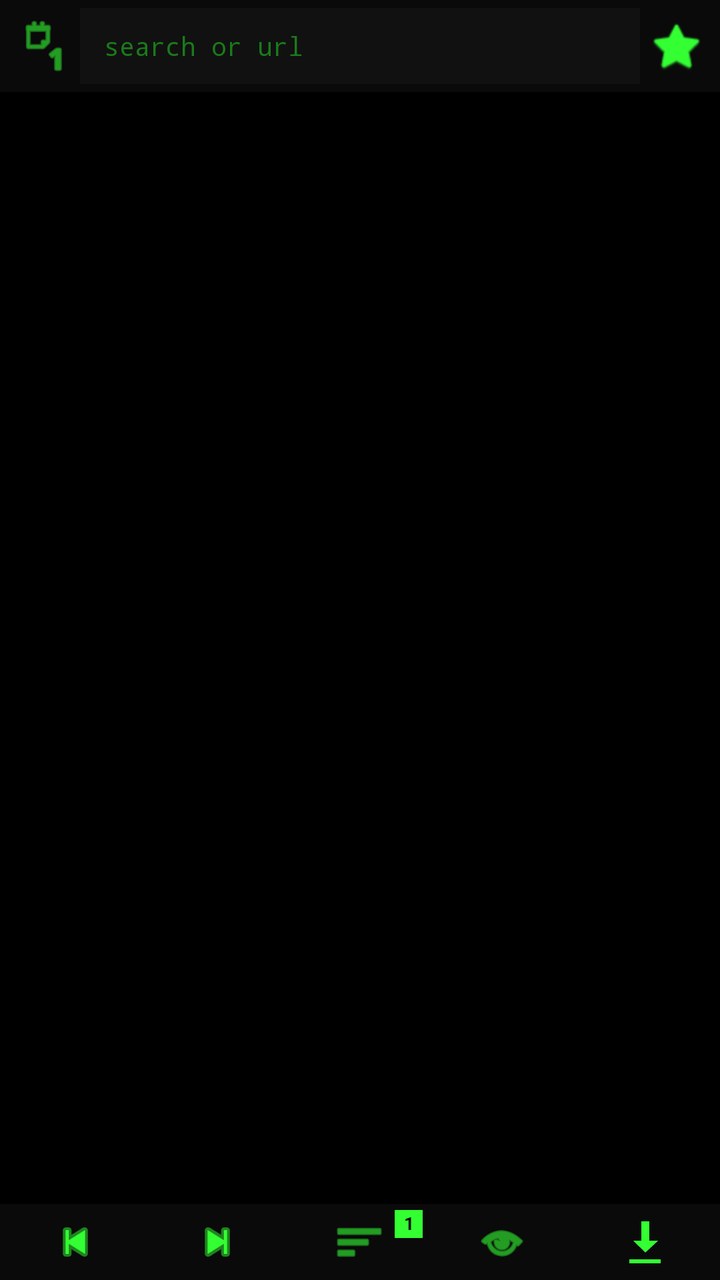
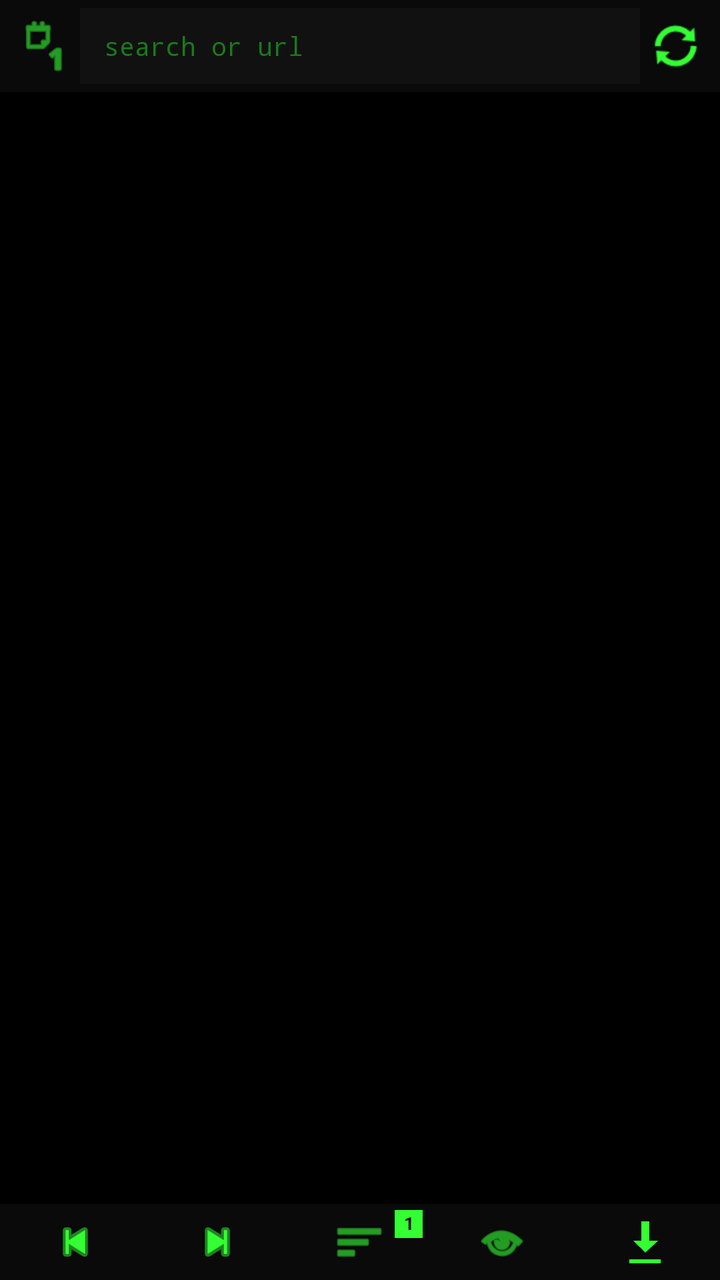

Screens rendered from an Android XML layout before and after an edit, with the pre-edit source and the edit as a unified diff.
<!-- AndroidManifest.xml: activity theme Theme.Transparent -->
<!-- res/layout/activity_aura_browser.xml -->
<?xml version="1.0" encoding="utf-8"?>
<LinearLayout xmlns:android="http://schemas.android.com/apk/res/android"
    xmlns:app="http://schemas.android.com/apk/res-auto"
    android:layout_width="match_parent"
    android:layout_height="match_parent"
    android:orientation="vertical"
    android:background="#FF000000">

    <LinearLayout
        android:id="@+id/aura_top_bar"
        android:layout_width="match_parent"
        android:layout_height="wrap_content"
        android:orientation="horizontal"
        android:paddingHorizontal="4dp"
        android:paddingVertical="4dp"
        android:background="#FF0A0A0A"
        android:gravity="center_vertical">

        <ImageButton
            android:id="@+id/aura_btn_darkmode"
            android:layout_width="36dp"
            android:layout_height="38dp"
            android:background="?android:attr/selectableItemBackgroundBorderless"
            android:src="@android:drawable/ic_menu_day"
            android:contentDescription="Toggle dark mode"
            android:scaleType="centerInside"
            android:padding="4dp"
            app:tint="#FF33FF33" />

        <EditText
            android:id="@+id/aura_et_url"
            android:layout_width="0dp"
            android:layout_height="38dp"
            android:layout_weight="1"
            android:background="#FF111111"
            android:hint="search or url"
            android:imeOptions="actionGo"
            android:inputType="textUri"
            android:maxLines="1"
            android:paddingStart="12dp"
            android:paddingEnd="12dp"
            android:textColor="#FF33FF33"
            android:textColorHint="#FF1A7A1A"
            android:textSize="13sp"
            android:fontFamily="monospace"
            android:selectAllOnFocus="true" />

        <ImageButton
            android:id="@+id/aura_btn_bookmark"
            android:layout_width="36dp"
            android:layout_height="38dp"
            android:background="?android:attr/selectableItemBackgroundBorderless"
            android:src="@android:drawable/btn_star_big_off"
            android:contentDescription="Bookmark this page"
            android:scaleType="centerInside"
            android:padding="4dp"
            app:tint="#FF33FF33" />
    </LinearLayout>

    <ProgressBar
        android:id="@+id/aura_progress"
        style="?android:attr/progressBarStyleHorizontal"
        android:layout_width="match_parent"
        android:layout_height="2dp"
        android:max="100"
        android:progressTint="#FF33FF33"
        android:visibility="gone" />

    <FrameLayout
        android:id="@+id/aura_web_container"
        android:layout_width="match_parent"
        android:layout_height="0dp"
        android:layout_weight="1"
        android:background="#FF000000" />

    <LinearLayout
        android:id="@+id/aura_footer_bar"
        android:layout_width="match_parent"
        android:layout_height="wrap_content"
        android:orientation="horizontal"
        android:paddingVertical="2dp"
        android:paddingHorizontal="2dp"
        android:background="#FF0A0A0A"
        android:gravity="center_vertical"
        android:weightSum="5">

        <ImageButton
            android:id="@+id/aura_btn_back"
            android:layout_width="0dp"
            android:layout_height="34dp"
            android:layout_weight="1"
            android:background="?android:attr/selectableItemBackgroundBorderless"
            android:src="@android:drawable/ic_media_previous"
            android:contentDescription="Back"
            android:scaleType="centerInside"
            android:padding="4dp"
            app:tint="#FF33FF33" />

        <ImageButton
            android:id="@+id/aura_btn_forward"
            android:layout_width="0dp"
            android:layout_height="34dp"
            android:layout_weight="1"
            android:background="?android:attr/selectableItemBackgroundBorderless"
            android:src="@android:drawable/ic_media_next"
            android:contentDescription="Forward"
            android:scaleType="centerInside"
            android:padding="4dp"
            app:tint="#FF33FF33" />

        <FrameLayout
            android:id="@+id/aura_btn_tabs_container"
            android:layout_width="0dp"
            android:layout_height="34dp"
            android:layout_weight="1"
            android:background="?android:attr/selectableItemBackgroundBorderless"
            android:clickable="true"
            android:focusable="true">

            <ImageView
                android:layout_width="match_parent"
                android:layout_height="match_parent"
                android:src="@android:drawable/ic_menu_sort_by_size"
                android:scaleType="centerInside"
                android:padding="4dp"
                android:contentDescription="Tabs"
                app:tint="#FF33FF33" />

            <TextView
                android:id="@+id/aura_tab_count"
                android:layout_width="wrap_content"
                android:layout_height="14dp"
                android:layout_gravity="top|end"
                android:layout_marginTop="1dp"
                android:layout_marginEnd="4dp"
                android:background="#FF33FF33"
                android:gravity="center"
                android:includeFontPadding="false"
                android:minWidth="14dp"
                android:paddingHorizontal="3dp"
                android:text="1"
                android:textColor="#FF000000"
                android:textSize="9sp"
                android:textStyle="bold" />
        </FrameLayout>

        <ImageButton
            android:id="@+id/aura_btn_incognito"
            android:layout_width="0dp"
            android:layout_height="34dp"
            android:layout_weight="1"
            android:background="?android:attr/selectableItemBackgroundBorderless"
            android:src="@android:drawable/ic_menu_view"
            android:contentDescription="New incognito tab"
            android:scaleType="centerInside"
            android:padding="4dp"
            app:tint="#FF33FF33" />

        <ImageButton
            android:id="@+id/aura_btn_downloads"
            android:layout_width="0dp"
            android:layout_height="34dp"
            android:layout_weight="1"
            android:background="?android:attr/selectableItemBackgroundBorderless"
            android:src="@android:drawable/stat_sys_download"
            android:contentDescription="Downloads"
            android:scaleType="centerInside"
            android:padding="4dp"
            app:tint="#FF33FF33" />
    </LinearLayout>

</LinearLayout>
<!-- resources referenced by this layout -->
<resources>
  <style name="Theme.Transparent" parent="Theme.AppCompat.Light.NoActionBar">
          <item name="android:windowIsTranslucent">true</item>
          <item name="android:windowBackground">@android:color/transparent</item>
          <item name="android:windowContentOverlay">@null</item>
          <item name="android:windowNoTitle">true</item>
          <item name="android:backgroundDimEnabled">false</item>
          <item name="android:windowAnimationStyle">@null</item>
      </style>
</resources>

<!-- the commit's change to res/layout/activity_aura_browser.xml (unified diff, before → after) -->
@@ -46,12 +46,12 @@
             android:selectAllOnFocus="true" />
 
         <ImageButton
-            android:id="@+id/aura_btn_bookmark"
+            android:id="@+id/aura_btn_refresh"
             android:layout_width="36dp"
             android:layout_height="38dp"
             android:background="?android:attr/selectableItemBackgroundBorderless"
-            android:src="@android:drawable/btn_star_big_off"
-            android:contentDescription="Bookmark this page"
+            android:src="@android:drawable/ic_popup_sync"
+            android:contentDescription="Reload / Stop"
             android:scaleType="centerInside"
             android:padding="4dp"
             app:tint="#FF33FF33" />
